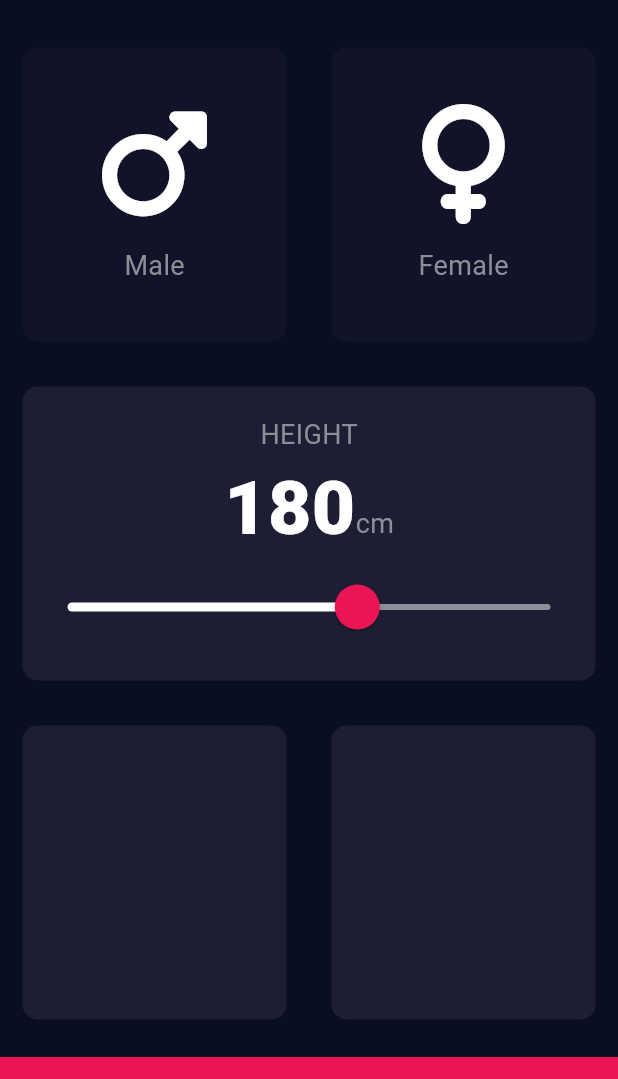
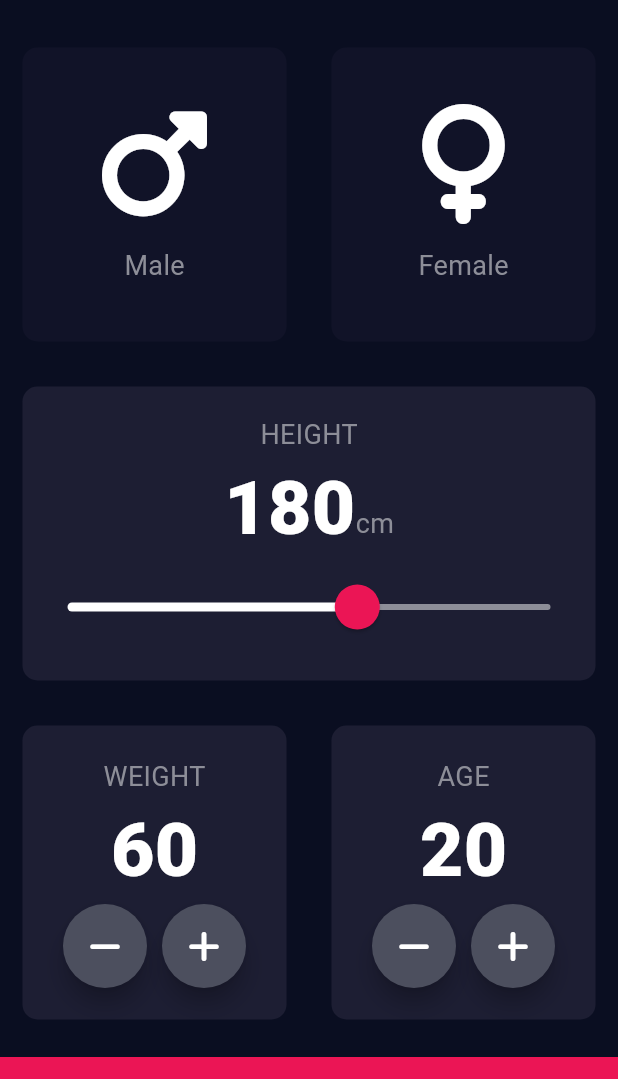
Before and after one commit to kimono-k/bmi_calculator, a Flutter app: the screen it shows after launch, on a phone screen of 412 x 824 dp, the part 59-1138 px from its top. Run offline on Flutter 3.47's test engine with Material 3 defaults, Android fonts, the phone set to English and light mode, and no system bars; our stand-ins replace font_awesome_flutter.

Commit message:
Buttons add

```diff
--- a/lib/input_page.dart
+++ b/lib/input_page.dart
@@ -18,6 +18,8 @@ class _InputPageState extends State<InputPage> {
 
   Gender? selectedGender;
   int height = 180;
+  int weight = 60;
+  int age = 20;
 
   @override
   Widget build(BuildContext context) {
@@ -135,6 +137,44 @@ class _InputPageState extends State<InputPage> {
 
                           },
                           colour: kActiveCardColour,
+                          cardChild: Column(
+                            mainAxisAlignment: MainAxisAlignment.center,
+                            children: <Widget> [
+                              Text(
+                                'WEIGHT',
+                                style: kLabelTextStyle,
+                              ),
+                              Text(
+                                weight.toString(),
+                                style: kNumberTextStyle,
+                              ),
+                              // -- stack
+                              Row(
+                                mainAxisAlignment: MainAxisAlignment.center,
+                                children: <Widget> [
+                                  RoundIconButton(
+                                      onPressed: () {
+                                        setState(() {
+                                          weight--;
+                                        });
+                                      },
+                                      icon: FontAwesomeIcons.minus
+                                  ),
+                                  SizedBox(
+                                    width: 10.0,
+                                  ),
+                                  RoundIconButton(
+                                      onPressed: () {
+                                        setState(() {
+                                          weight++;
+                                        });
+                                      },
+                                      icon: FontAwesomeIcons.plus
+                                  ),
+                                ]
+                              ),
+                            ],
+                          ),
                       )
                   ),
                   Expanded(
@@ -143,6 +183,44 @@ class _InputPageState extends State<InputPage> {
 
                         },
                         colour: kActiveCardColour,
+                        // | stack
+                        cardChild: Column(
+                          mainAxisAlignment: MainAxisAlignment.center,
+                          children: <Widget> [
+                            Text(
+                              'AGE',
+                              style: kLabelTextStyle,
+                            ),
+                            Text(
+                              age.toString(),
+                              style: kNumberTextStyle,
+                            ),
+                            Row(
+                              mainAxisAlignment: MainAxisAlignment.center,
+                              children: <Widget> [
+                                RoundIconButton(
+                                    icon: FontAwesomeIcons.minus,
+                                    onPressed: () {
+                                      setState(() {
+                                        age--;
+                                      });
+                                    }
+                                ),
+                                SizedBox(
+                                  width: 10.0,
+                                ),
+                                RoundIconButton(
+                                    icon: FontAwesomeIcons.plus,
+                                    onPressed: () {
+                                      setState(() {
+                                        age++;
+                                      });
+                                    }
+                                ),
+                              ],
+                            ),
+                          ],
+                        ),
                       )
                   ),
                 ],
@@ -159,3 +237,27 @@ class _InputPageState extends State<InputPage> {
     );
   }
 }
+
+class RoundIconButton extends StatelessWidget {
+
+  RoundIconButton({required this.icon, required this.onPressed});
+
+  final IconData? icon;
+  final VoidCallback? onPressed;
+
+  @override
+  Widget build(BuildContext context) {
+    return RawMaterialButton(
+      onPressed: onPressed,
+      child: Icon(icon),
+      elevation: 6.0,
+      disabledElevation: 6.0,
+      constraints: BoxConstraints.tightFor(
+        width: 56.0,
+        height: 56.0,
+      ),
+      shape: CircleBorder(),
+      fillColor: Color(0xFF4C4F5E),
+    );
+  }
+}
```
Also changed, not shown: 1 other file.
